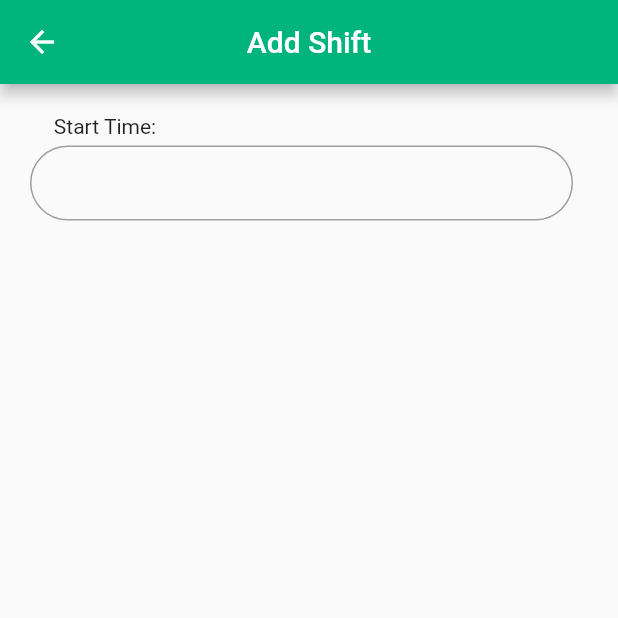
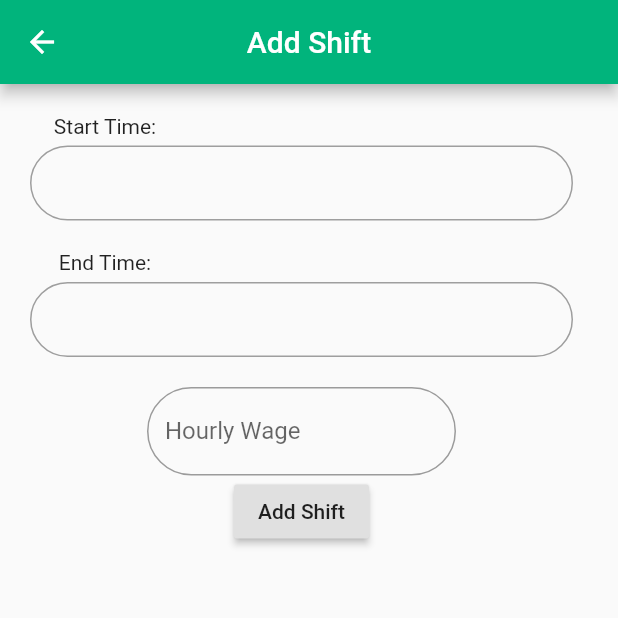
Before and after one commit to benf3632/salary_tracker, a Flutter app: the AddManualShift screen opened directly, on a phone screen of 412 x 824 dp, the top half of it. Run offline on Flutter 3.47's test engine with Material 2 defaults, Android fonts, the phone set to English and light mode, and no system bars; our stand-ins replace cloud_firestore, firebase_auth, flutter_datetime_picker, fluttertoast, google_sign_in, local_auth and 2 more; accounts and stored records are empty.

Commit message:
finished add shift page

```diff
--- a/lib/add_manual_shift_page.dart
+++ b/lib/add_manual_shift_page.dart
@@ -1,24 +1,34 @@
 import 'package:flutter/material.dart';
 import 'package:flutter_datetime_picker/flutter_datetime_picker.dart';
-import 'package:intl/intl.dart';
-
+import 'database_helper_firestore.dart';
+import 'package:fluttertoast/fluttertoast.dart';
 
 class AddManualShift extends StatefulWidget {
-    AddManualShift({Key key}) : super(key: key);
+    AddManualShift({Key key, this.helper}) : super(key: key);
 
+    final DatabaseHelper helper;
     @override
     _AddManualShiftState createState() => _AddManualShiftState();
 }
 
 
 class _AddManualShiftState extends State<AddManualShift> {
-
     var _startTime;
     var _endTime;
+    var _income;
+    DatabaseHelper helper;
+
+    @override
+    void initState() {
+        super.initState();
+        helper = widget.helper;
+    }
+
 
     @override
     Widget build(BuildContext context) {
         double screenWidth = MediaQuery.of(context).size.width;
+        var wageTEController = TextEditingController();
         return Scaffold(
             appBar: AppBar(
                 title: Text('Add Shift', style: TextStyle(color: Colors.white)),
@@ -50,6 +60,55 @@ class _AddManualShiftState extends State<AddManualShift> {
                             ),
                             onTap: () => _showDateTimePicker(false),
                         ),
+                        Container(
+                            child: Text('End Time:'),
+                            padding: EdgeInsets.only(bottom: 5.0),
+                            margin: EdgeInsets.only(top: 20.0, right: screenWidth - 150),
+                        ),
+                        InkWell(
+                            child: Container(
+                                decoration: BoxDecoration(
+                                    border: Border.all(color: Colors.grey),
+                                    borderRadius: BorderRadius.all(Radius.circular(40.0)),
+                                ),
+                                width: screenWidth - 50,
+                                height: 50,
+                                child: Container(
+                                    child: Text('${_endTime != null ? _endTime.toString() : ''}'),
+                                    alignment: Alignment.center,
+                                    padding: const EdgeInsets.only(bottom: 10),
+                                ),
+                                margin: const EdgeInsets.only(right: 20, left: 20),
+                                padding: const EdgeInsets.only(top: 20),
+                            ),
+                            onTap: () => _showDateTimePicker(true),
+                        ),
+                        Container(
+                            child: TextField(
+                                    decoration: InputDecoration(
+                                        labelText: 'Hourly Wage',
+                                        border: OutlineInputBorder(borderRadius: BorderRadius.all(Radius.circular(40.0))),
+                                    ),
+                                    onChanged: (wage) {
+                                        double temp = double.tryParse(wage);
+                                        if (temp == null) {
+                                            wageTEController.text = '';
+                                        } else {
+                                            _income = temp;
+                                        }
+                                    },
+                                    controller: wageTEController,
+                            ),
+                            decoration: BoxDecoration(
+                                borderRadius: BorderRadius.all(Radius.circular(40.0))
+                            ),
+                            width: screenWidth / 2,
+                            padding: const EdgeInsets.only(top: 20.0),
+                        ),
+                        RaisedButton(
+                            child: Text('Add Shift'),
+                            onPressed: _addShift,
+                        ),
                     ]
                 )
         );
@@ -67,8 +126,30 @@ class _AddManualShiftState extends State<AddManualShift> {
                         _startTime = date;
                     }
                 });
-                print(_startTime.toString());
             }
         );
     }
+
+    void _addShift() async {
+        print(_income);
+        if (_startTime == null || _endTime == null || _income == null) {
+            Fluttertoast.showToast(
+                msg: 'Please Fill all fields',
+                toastLength: Toast.LENGTH_SHORT,
+                gravity: ToastGravity.CENTER,
+                timeInSecForIos: 1,
+            );
+            return;
+        }
+        var startTime = _startTime.microsecondsSinceEpoch;
+        var endTime = _endTime.microsecondsSinceEpoch;
+        var hoursWorked = (endTime - startTime) / 1000000;
+        hoursWorked /= 3600;
+        var income = hoursWorked * _income;
+        Shift shift = Shift(startTime, endTime, _startTime.toString(), income);
+        String id =  await helper.insert(shift);
+        shift.id = id;
+        helper.update(shift);
+        Navigator.pop(context);
+    }
 }
--- a/lib/main.dart
+++ b/lib/main.dart
@@ -9,7 +9,6 @@ class MyApp extends StatelessWidget {
     return MaterialApp(
       title: 'Salary Tracker',
       home: LoginPage(),
-     // home: MyHomePage(title: 'Salary Tracker'),
     );
   }
 }
--- a/lib/main_page.dart
+++ b/lib/main_page.dart
@@ -341,7 +341,7 @@ class MainPageState extends State<MainPage> with WidgetsBindingObserver {
                     ),
                     ListTile(
                         title: Text('Add Shift'),
-                        onTap: () {Navigator.push(context, MaterialPageRoute(builder: (context) => AddManualShift()));}
+                        onTap: () {Navigator.push(context, MaterialPageRoute(builder: (context) => AddManualShift(helper: helper)));}
                     ),
                     ListTile(
                         title: Text('Set salary per hour'),
--- a/pubspec.yaml
+++ b/pubspec.yaml
@@ -25,10 +25,10 @@ dependencies:
   path_provider: ^1.3.1
   flutter_datetime_picker: ^1.2.8
   cupertino_icons: ^0.1.2
-  intl: ^0.15.7
   firebase_auth: ^0.14.0+5
   google_sign_in: ^4.0.7
   cloud_firestore: ^0.12.9+5
+  fluttertoast: ^3.1.3
 
 dev_dependencies:
   flutter_test:
```
